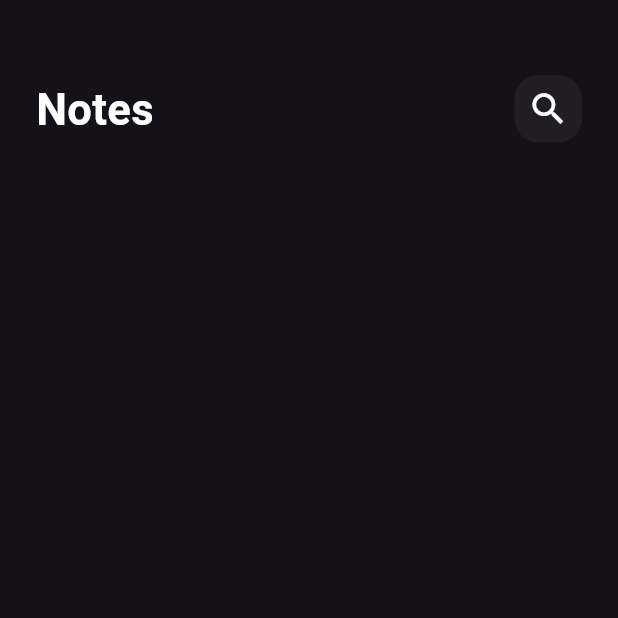
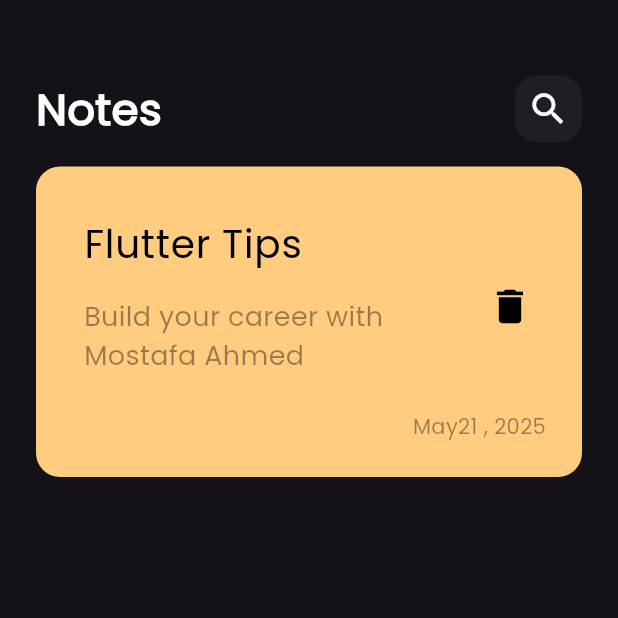
Before and after one commit to mostafa-osman-coder/notes_app, a Flutter app: the screen it shows after launch, on a phone screen of 412 x 824 dp, the top half of it. Run offline on Flutter 3.47's test engine with Material 3 defaults, Android fonts, the phone set to English and light mode, and no system bars.

Commit message:
create note item , add font

```diff
--- a/lib/main.dart
+++ b/lib/main.dart
@@ -14,6 +14,7 @@ class NotesApp extends StatelessWidget {
       debugShowCheckedModeBanner: false,
       theme: ThemeData(
         brightness: Brightness.dark,
+        fontFamily: 'Poppins',
       ),
       home: const NotesView(),
     );
--- a/lib/views/notes_view_body.dart
+++ b/lib/views/notes_view_body.dart
@@ -1,5 +1,6 @@
 import 'package:flutter/material.dart';
 import 'package:notes_app/views/widgets/custome_app_bar.dart';
+import 'package:notes_app/views/widgets/note_item.dart';
 
 class NotesViewBody extends StatelessWidget {
   const NotesViewBody({super.key});
@@ -14,6 +15,10 @@ class NotesViewBody extends StatelessWidget {
             height: 50,
           ),
           CustomeAppBar(),
+          SizedBox(
+            height: 16  ,
+          ),
+          NoteItem(),
         ],
       ),
     );
--- /dev/null
+++ b/lib/views/widgets/note_item.dart
@@ -0,0 +1,54 @@
+import 'package:flutter/material.dart';
+
+class NoteItem extends StatelessWidget {
+  const NoteItem({super.key});
+
+  @override
+  Widget build(BuildContext context) {
+    return Container(
+           padding: const EdgeInsets.only(left: 16, top: 24, bottom: 24),
+      decoration: BoxDecoration(
+        color: Color(0xffFFCC80),
+        borderRadius: BorderRadius.circular(16),
+      ),
+      child: Column(
+
+        crossAxisAlignment: CrossAxisAlignment.end,
+        children: [
+          ListTile(
+            title: Text(
+              'Flutter Tips',style: TextStyle(
+                fontSize: 26,
+                color: Colors.black,
+              ),
+            ),
+            subtitle: Padding(
+               padding: const EdgeInsets.symmetric(vertical: 16),
+              child: Text('Build your career with Mostafa Ahmed',style: TextStyle(
+                  // ignore: deprecated_member_use
+                  color: Colors.black.withOpacity(.4),
+                  fontSize: 18,
+                ),),
+            ),
+              trailing: IconButton(
+                onPressed: (){},
+               icon: const Icon(
+                  Icons.delete,
+                  color: Colors.black,
+                  size: 30,
+                ),
+              ),
+          ),
+          Padding(
+             padding: const EdgeInsets.symmetric(horizontal: 24),
+            child: Text('May21 , 2025',style: TextStyle(
+              // ignore: deprecated_member_use
+              color: Colors.black.withOpacity(.4),
+            ),),
+          ),
+        ],
+
+      ),
+    );
+  }
+}
```
Also changed, not shown: pubspec.yaml (+6 -12 lines), Assets/Fonts/Poppins-Regular.ttf (added).
